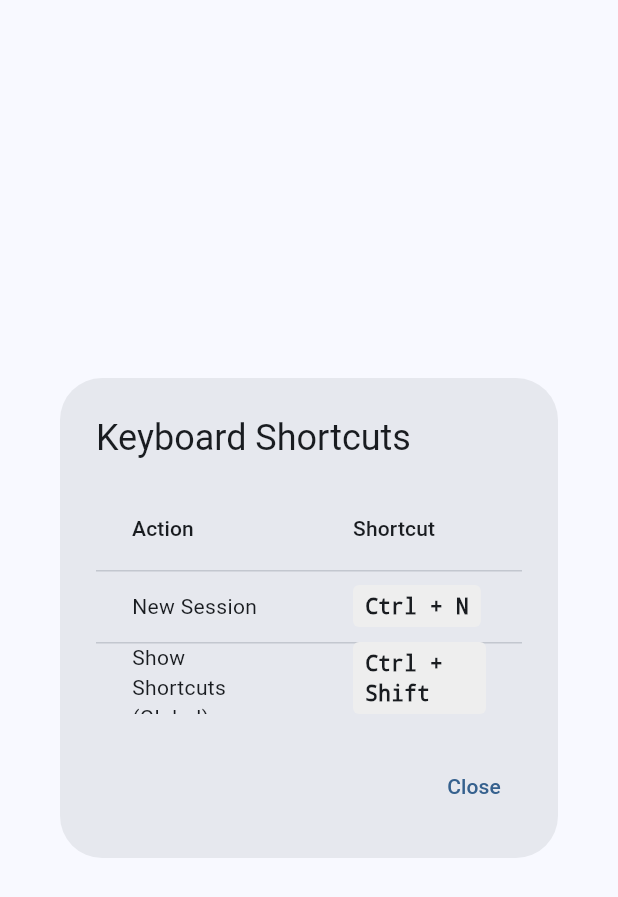
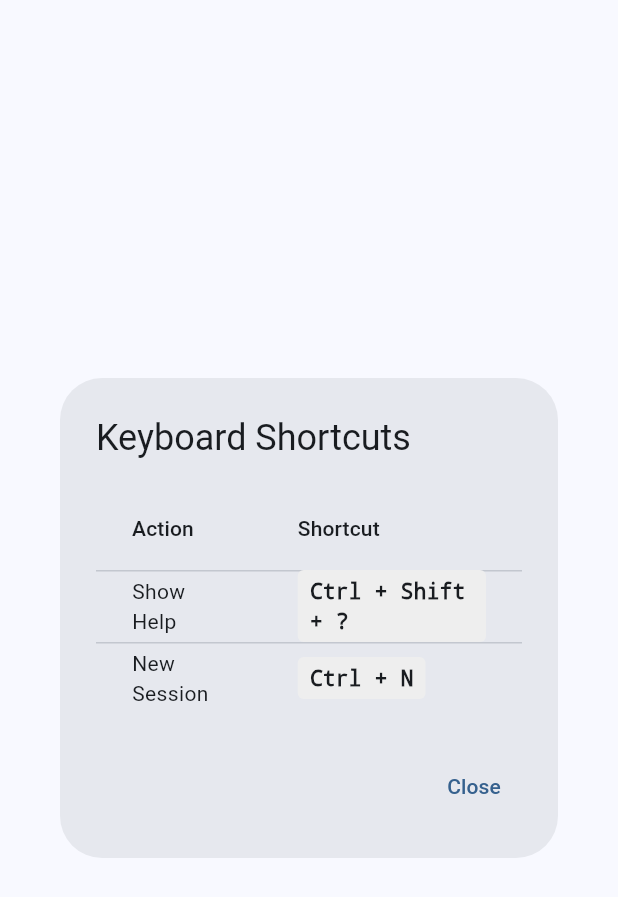
Before and after one commit to arran4/flutter_jules, a Flutter app: the HelpDialog widget shown alone on an empty page, opened directly, on a phone screen of 412 x 824 dp. Shown: the top 897 px of the screen. Run offline on Flutter 3.47's test engine with Material 3 defaults, Android fonts, the phone set to English and light mode, and no system bars; our stand-ins replace flutter_local_notifications, flutter_markdown, flutter_secure_storage, google_sign_in, shared_preferences; missing offline and left inert: dartobjectutils, desktop_multi_window, duration, tray_manager, window_manager; accounts and stored records are empty; network calls fail; statements that could not run were skipped.

Commit message:
Consolidate keyboard shortcut mechanics using AppShortcutAction enum and broadcast stream.
- Introduced `AppShortcutAction` enum for defining application-wide actions.
- Refactored `ShortcutRegistry` to map `ShortcutActivator` to `AppShortcutAction` and broadcast triggered actions via a stream.
- Replaced individual Intents (`ShowHelpIntent`, `NewSessionIntent`) with a single `GlobalActionIntent` wrapping the enum.
- Updated `main.dart` to register shortcuts and dispatch global actions.
- Updated `SessionListScreen` to listen to the shortcut stream for 'New Session' action instead of defining local shortcuts.
- Updated `HelpDialog` to dynamically display shortcuts from the registry.

```diff
--- /dev/null
+++ b/lib/intents.dart
@@ -0,0 +1,7 @@
+import 'package:flutter/widgets.dart';
+import 'models/app_shortcut_action.dart';
+
+class GlobalActionIntent extends Intent {
+  final AppShortcutAction action;
+  const GlobalActionIntent(this.action);
+}
--- /dev/null
+++ b/lib/models/app_shortcut_action.dart
@@ -0,0 +1,4 @@
+enum AppShortcutAction {
+  showHelp,
+  newSession,
+}
--- a/lib/services/shortcut_registry.dart
+++ b/lib/services/shortcut_registry.dart
@@ -1,29 +1,55 @@
+import 'dart:async';
 import 'package:flutter/material.dart';
+import '../models/app_shortcut_action.dart';
+import '../intents.dart';
 
 class Shortcut {
-  final LogicalKeySet keys;
-  final Intent intent;
+  final ShortcutActivator activator;
+  final AppShortcutAction action;
   final String description;
 
-  Shortcut(this.keys, this.intent, this.description);
+  Shortcut(this.activator, this.action, this.description);
 }
 
 class ShortcutRegistry extends ChangeNotifier {
-  final Map<LogicalKeySet, Intent> _shortcuts = {};
-  final Map<Intent, String> _descriptions = {};
+  final Map<ShortcutActivator, AppShortcutAction> _shortcuts = {};
+  final Map<AppShortcutAction, String> _descriptions = {};
+  final StreamController<AppShortcutAction> _actionController =
+      StreamController.broadcast();
 
-  Map<LogicalKeySet, Intent> get shortcuts => Map.unmodifiable(_shortcuts);
-  Map<Intent, String> get descriptions => Map.unmodifiable(_descriptions);
+  Stream<AppShortcutAction> get onAction => _actionController.stream;
+
+  Map<ShortcutActivator, Intent> get shortcuts {
+    return _shortcuts.map((activator, action) {
+      return MapEntry(activator, GlobalActionIntent(action));
+    });
+  }
+
+  Map<ShortcutActivator, AppShortcutAction> get shortcutActions =>
+      Map.unmodifiable(_shortcuts);
+
+  Map<AppShortcutAction, String> get descriptions =>
+      Map.unmodifiable(_descriptions);
 
   void register(Shortcut shortcut) {
-    _shortcuts[shortcut.keys] = shortcut.intent;
-    _descriptions[shortcut.intent] = shortcut.description;
+    _shortcuts[shortcut.activator] = shortcut.action;
+    _descriptions[shortcut.action] = shortcut.description;
     notifyListeners();
   }
 
   void unregister(Shortcut shortcut) {
-    _shortcuts.remove(shortcut.keys);
-    _descriptions.remove(shortcut.intent);
+    _shortcuts.remove(shortcut.activator);
+    _descriptions.remove(shortcut.action);
     notifyListeners();
   }
+
+  void dispatch(AppShortcutAction action) {
+    _actionController.add(action);
+  }
+
+  @override
+  void dispose() {
+    _actionController.close();
+    super.dispose();
+  }
 }
--- a/lib/ui/widgets/help_dialog.dart
+++ b/lib/ui/widgets/help_dialog.dart
@@ -1,15 +1,65 @@
 import 'package:flutter/material.dart';
+import 'package:flutter/services.dart';
+import 'package:provider/provider.dart';
+import '../../services/shortcut_registry.dart';
 
 class HelpDialog extends StatelessWidget {
   const HelpDialog({super.key});
 
+  String _formatActivator(ShortcutActivator activator) {
+    if (activator is SingleActivator) {
+      final parts = <String>[];
+      if (activator.control) parts.add('Ctrl');
+      if (activator.alt) parts.add('Alt');
+      if (activator.shift) parts.add('Shift');
+      if (activator.meta) parts.add('Meta');
+
+      String keyLabel = activator.trigger.keyLabel;
+      // Special case for ? (Shift + /)
+      if (activator.trigger == LogicalKeyboardKey.slash && activator.shift) {
+        keyLabel = '?';
+      } else if (activator.trigger == LogicalKeyboardKey.space) {
+        keyLabel = 'Space';
+      }
+
+      parts.add(keyLabel.toUpperCase());
+      return parts.join(' + ');
+    }
+    return activator.debugName ?? activator.toString();
+  }
+
   @override
   Widget build(BuildContext context) {
-    // A more structured layout for shortcuts
-    final shortcuts = {
-      'New Session': 'Ctrl + N',
-      'Show Shortcuts (Global)': 'Ctrl + Shift + ?',
-    };
+    final registry = Provider.of<ShortcutRegistry>(context);
+    final shortcutActions = registry.shortcutActions;
+    final descriptions = registry.descriptions;
+
+    final rows = <DataRow>[];
+
+    shortcutActions.forEach((activator, action) {
+      final description = descriptions[action];
+      if (description != null) {
+        rows.add(DataRow(cells: [
+          DataCell(Text(description)),
+          DataCell(
+            Container(
+              padding: const EdgeInsets.symmetric(horizontal: 8, vertical: 4),
+              decoration: BoxDecoration(
+                color: Colors.grey[200],
+                borderRadius: BorderRadius.circular(4),
+              ),
+              child: Text(
+                _formatActivator(activator),
+                style: const TextStyle(
+                  fontFamily: 'monospace',
+                  fontWeight: FontWeight.bold,
+                ),
+              ),
+            ),
+          ),
+        ]));
+      }
+    });
 
     return AlertDialog(
       title: const Text('Keyboard Shortcuts'),
@@ -21,28 +71,7 @@ class HelpDialog extends StatelessWidget {
               DataColumn(label: Text('Action')),
               DataColumn(label: Text('Shortcut')),
             ],
-            rows: shortcuts.entries.map((entry) {
-              return DataRow(cells: [
-                DataCell(Text(entry.key)),
-                DataCell(
-                  Container(
-                    padding:
-                        const EdgeInsets.symmetric(horizontal: 8, vertical: 4),
-                    decoration: BoxDecoration(
-                      color: Colors.grey[200],
-                      borderRadius: BorderRadius.circular(4),
-                    ),
-                    child: Text(
-                      entry.value,
-                      style: const TextStyle(
-                        fontFamily: 'monospace',
-                        fontWeight: FontWeight.bold,
-                      ),
-                    ),
-                  ),
-                ),
-              ]);
-            }).toList(),
+            rows: rows,
           ),
         ),
       ),
```
Also changed, not shown: lib/main.dart (+25 -12 lines), lib/ui/screens/session_list_screen.dart (+21 -18 lines).
